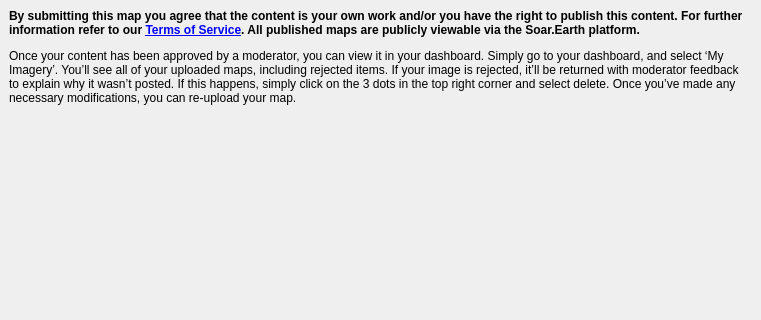
First picture: the form in soar/ui/confirm_export_dialog.ui, repository north-road/soar_qgis_plugin, before the edit; both pictures show x 0 to 761 and y 0 to 320 of the 761 by 467 pixel window.
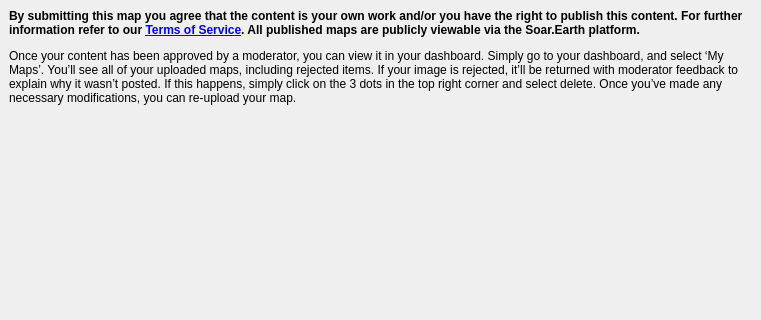
Second picture: the form after the edit.

```diff
--- a/soar/ui/confirm_export_dialog.ui
+++ b/soar/ui/confirm_export_dialog.ui
@@ -32,7 +32,7 @@
       <item>
        <widget class="QLabel" name="label">
         <property name="text">
-         <string>&lt;html&gt;&lt;head/&gt;&lt;body&gt;&lt;p&gt;&lt;span style=&quot; font-weight:700;&quot;&gt;By submitting this map you agree that the content is your own work and/or you have the right to publish this content. For further information refer to our &lt;/span&gt;&lt;a href=&quot;https://about.soar.earth/terms&quot;&gt;&lt;span style=&quot; font-weight:700; text-decoration: underline; color:#0000ff;&quot;&gt;Terms of Service&lt;/span&gt;&lt;/a&gt;&lt;span style=&quot; font-weight:700;&quot;&gt;. All published maps are publicly viewable via the Soar.Earth platform.&lt;/span&gt;&lt;/p&gt;&lt;p&gt;Once your content has been approved by a moderator, you can view it in your dashboard. Simply go to your dashboard, and select ‘My Imagery’. You’ll see all of your uploaded maps, including rejected items. If your image is rejected, it’ll be returned with moderator feedback to explain why it wasn’t posted. If this happens, simply click on the 3 dots in the top right corner and select delete. Once you’ve made any necessary modifications, you can re-upload your map.&lt;/p&gt;&lt;/body&gt;&lt;/html&gt;</string>
+         <string>&lt;html&gt;&lt;head/&gt;&lt;body&gt;&lt;p&gt;&lt;span style=&quot; font-weight:700;&quot;&gt;By submitting this map you agree that the content is your own work and/or you have the right to publish this content. For further information refer to our &lt;/span&gt;&lt;a href=&quot;https://about.soar.earth/terms&quot;&gt;&lt;span style=&quot; font-weight:700; text-decoration: underline; color:#0000ff;&quot;&gt;Terms of Service&lt;/span&gt;&lt;/a&gt;&lt;span style=&quot; font-weight:700;&quot;&gt;. All published maps are publicly viewable via the Soar.Earth platform.&lt;/span&gt;&lt;/p&gt;&lt;p&gt;Once your content has been approved by a moderator, you can view it in your dashboard. Simply go to your dashboard, and select ‘My Maps’. You’ll see all of your uploaded maps, including rejected items. If your image is rejected, it’ll be returned with moderator feedback to explain why it wasn’t posted. If this happens, simply click on the 3 dots in the top right corner and select delete. Once you’ve made any necessary modifications, you can re-upload your map.&lt;/p&gt;&lt;/body&gt;&lt;/html&gt;</string>
         </property>
         <property name="wordWrap">
          <bool>true</bool>
```
